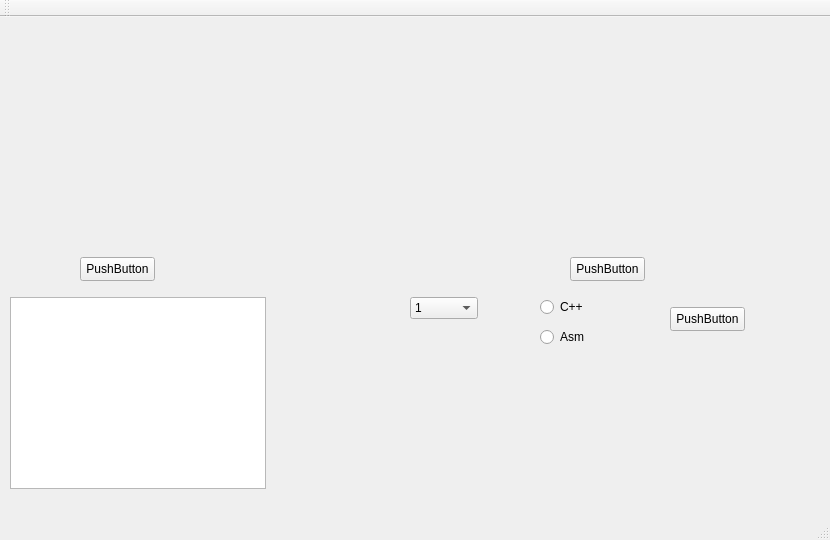
Qt form JABlur/JABlur/JABlur.ui (mikolaj-wojcik/BlurUsingMaxFilter) before a commit.
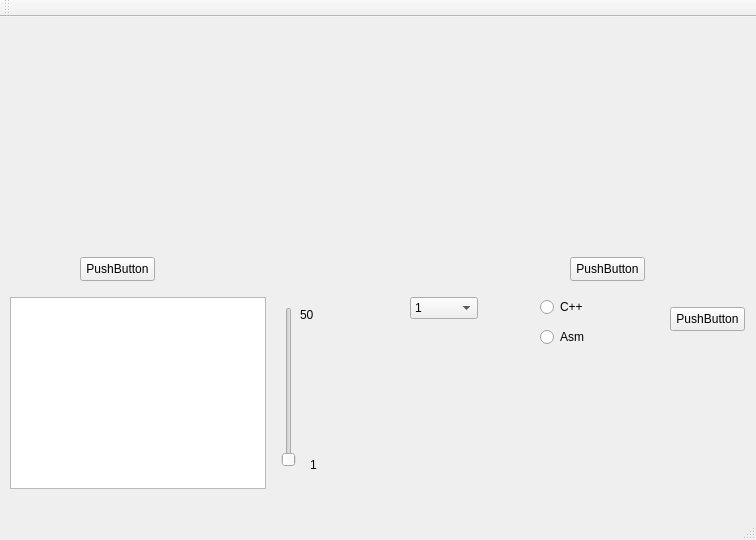
The same form after that commit.

```diff
--- a/JABlur/JABlur/JABlur.ui
+++ b/JABlur/JABlur/JABlur.ui
@@ -6,7 +6,7 @@
    <rect>
     <x>0</x>
     <y>0</y>
-    <width>830</width>
+    <width>756</width>
     <height>540</height>
    </rect>
   </property>
@@ -185,6 +185,45 @@
      </rect>
     </property>
    </widget>
+   <widget class="QSlider" name="verticalSlider">
+    <property name="geometry">
+     <rect>
+      <x>280</x>
+      <y>290</y>
+      <width>18</width>
+      <height>160</height>
+     </rect>
+    </property>
+    <property name="orientation">
+     <enum>Qt::Vertical</enum>
+    </property>
+   </widget>
+   <widget class="QLabel" name="label_3">
+    <property name="geometry">
+     <rect>
+      <x>310</x>
+      <y>440</y>
+      <width>49</width>
+      <height>16</height>
+     </rect>
+    </property>
+    <property name="text">
+     <string>1</string>
+    </property>
+   </widget>
+   <widget class="QLabel" name="label_4">
+    <property name="geometry">
+     <rect>
+      <x>300</x>
+      <y>290</y>
+      <width>49</width>
+      <height>16</height>
+     </rect>
+    </property>
+    <property name="text">
+     <string>50</string>
+    </property>
+   </widget>
   </widget>
   <widget class="QMenuBar" name="menuBar">
    <property name="geometry">
```
Left out of the diff: 2 changed lines with no effect on the pictures.
